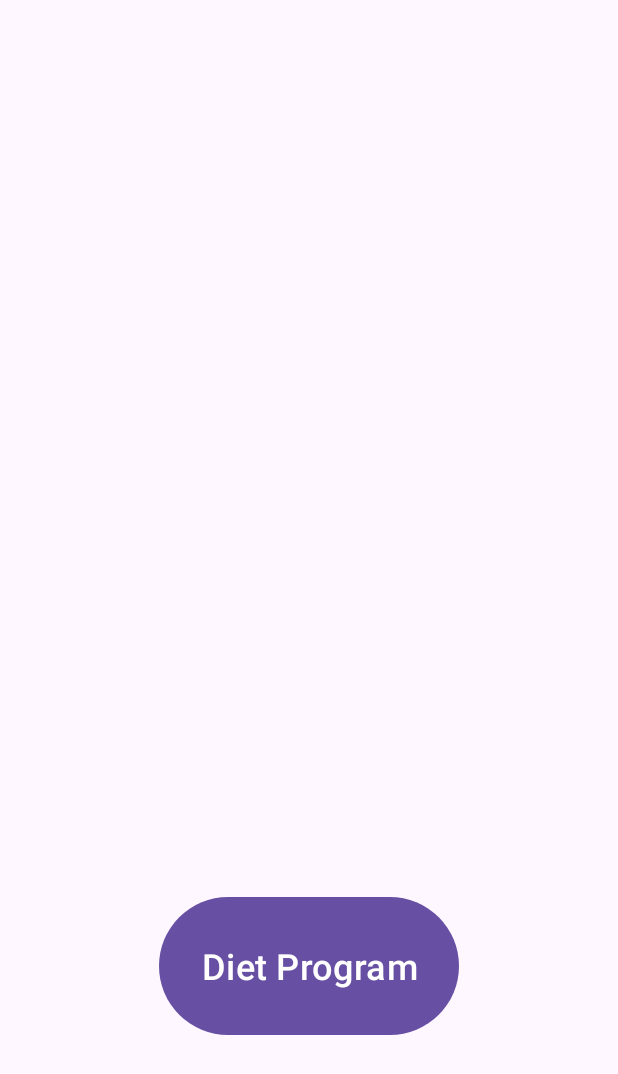
After one commit to boranonder/Project3fitness, an Android app: the layout activity_calculated.xml on its own in the app's theme, with its tools: preview values and no code run, on a phone screen of 412 x 824 dp. The commit adds this screen. Shown: the top 1074 px of the screen. Run offline under Robolectric (Android 15) with nearby library versions, the phone set to English and light mode, and no system bars.

Commit message:
Diet Plan
Diet plans for nutrition calculations

```diff
--- a/app/src/main/AndroidManifest.xml
+++ b/app/src/main/AndroidManifest.xml
@@ -27,6 +27,7 @@
         <activity
             android:name=".NutritionCalcActivity"
             android:exported="false" />
+        <activity android:name=".DietPlanActivity" />
         <activity
             android:name=".introAppActivity"
             android:exported="false" />
--- /dev/null
+++ b/app/src/main/res/layout/activity_calculated.xml
@@ -0,0 +1,68 @@
+<?xml version="1.0" encoding="utf-8"?>
+<androidx.constraintlayout.widget.ConstraintLayout xmlns:android="http://schemas.android.com/apk/res/android"
+    xmlns:app="http://schemas.android.com/apk/res-auto"
+    xmlns:tools="http://schemas.android.com/tools"
+    android:layout_width="match_parent"
+    android:layout_height="match_parent"
+    tools:context=".CalculatedActivity">
+
+    <TextView
+        android:id="@+id/BMItext"
+        android:layout_width="380dp"
+        android:layout_height="70dp"
+        android:textSize="28sp"
+        app:layout_constraintBottom_toBottomOf="parent"
+        app:layout_constraintEnd_toEndOf="parent"
+        app:layout_constraintHorizontal_bias="1.0"
+        app:layout_constraintStart_toStartOf="parent"
+        app:layout_constraintTop_toTopOf="parent"
+        app:layout_constraintVertical_bias="0.379" />
+
+    <Button
+        android:id="@+id/dietProgButton"
+        android:layout_width="200dp"
+        android:layout_height="100dp"
+        android:text="Diet Program"
+        android:textSize="24sp"
+        app:layout_constraintBottom_toBottomOf="parent"
+        app:layout_constraintEnd_toEndOf="parent"
+        app:layout_constraintStart_toStartOf="parent"
+        app:layout_constraintTop_toTopOf="parent"
+        app:layout_constraintVertical_bias="0.82" />
+
+    <TextView
+        android:id="@+id/BMRtext"
+        android:layout_width="380dp"
+        android:layout_height="70dp"
+        android:textSize="28sp"
+        app:layout_constraintBottom_toBottomOf="parent"
+        app:layout_constraintEnd_toEndOf="parent"
+        app:layout_constraintHorizontal_bias="1.0"
+        app:layout_constraintStart_toStartOf="parent"
+        app:layout_constraintTop_toTopOf="parent"
+        app:layout_constraintVertical_bias="0.485" />
+
+    <TextView
+        android:id="@+id/resultText"
+        android:layout_width="380dp"
+        android:layout_height="wrap_content"
+        android:textSize="22sp"
+        android:visibility="gone"
+        app:layout_constraintBottom_toBottomOf="parent"
+        app:layout_constraintEnd_toEndOf="parent"
+        app:layout_constraintStart_toStartOf="parent"
+        app:layout_constraintTop_toTopOf="parent"
+        app:layout_constraintVertical_bias="0.6" />
+
+    <ImageView
+        android:id="@+id/nutritionPlanImage"
+        android:layout_width="200dp"
+        android:layout_height="200dp"
+        android:visibility="gone"
+        app:layout_constraintBottom_toBottomOf="parent"
+        app:layout_constraintEnd_toEndOf="parent"
+        app:layout_constraintStart_toStartOf="parent"
+        app:layout_constraintTop_toTopOf="parent"
+        app:layout_constraintVertical_bias="0.9" />
+
+</androidx.constraintlayout.widget.ConstraintLayout>
--- a/app/src/main/res/values/strings.xml
+++ b/app/src/main/res/values/strings.xml
@@ -1,3 +1,6 @@
 <resources>
     <string name="app_name">FitnessApp</string>
+    <string name="your_bmi">Your BMI: %1$.2f</string>
+    <string name="basal_metabolic_rate">Basal Metabolic Rate: %1$.2f</string>
+    <string name="nutrition_plan_image">Nutrition Plan Image</string>
 </resources>
--- a/build.gradle.kts
+++ b/build.gradle.kts
@@ -1,4 +1,4 @@
 // Top-level build file where you can add configuration options common to all sub-projects/modules.
 plugins {
-    id("com.android.application") version "8.2.1" apply false
+    id("com.android.application") version "8.3.1" apply false
 }
```
Also changed, not shown: app/src/main/java/com/example/fitnessapp/CalculatedActivity.java (added, +64 -0 lines), app/src/main/java/com/example/fitnessapp/DietPlanActivity.java (added, +25 -0 lines), app/src/main/res/layout/activity_diet_plan.xml (added, +19 -0 lines), app/src/main/res/drawable/normal_weight_diet_plan.png (added), app/src/main/res/drawable/overweight_diet_plan.png (added), app/src/main/res/drawable/underweight_diet_plan.png (added), gradle/wrapper/gradle-wrapper.properties.
